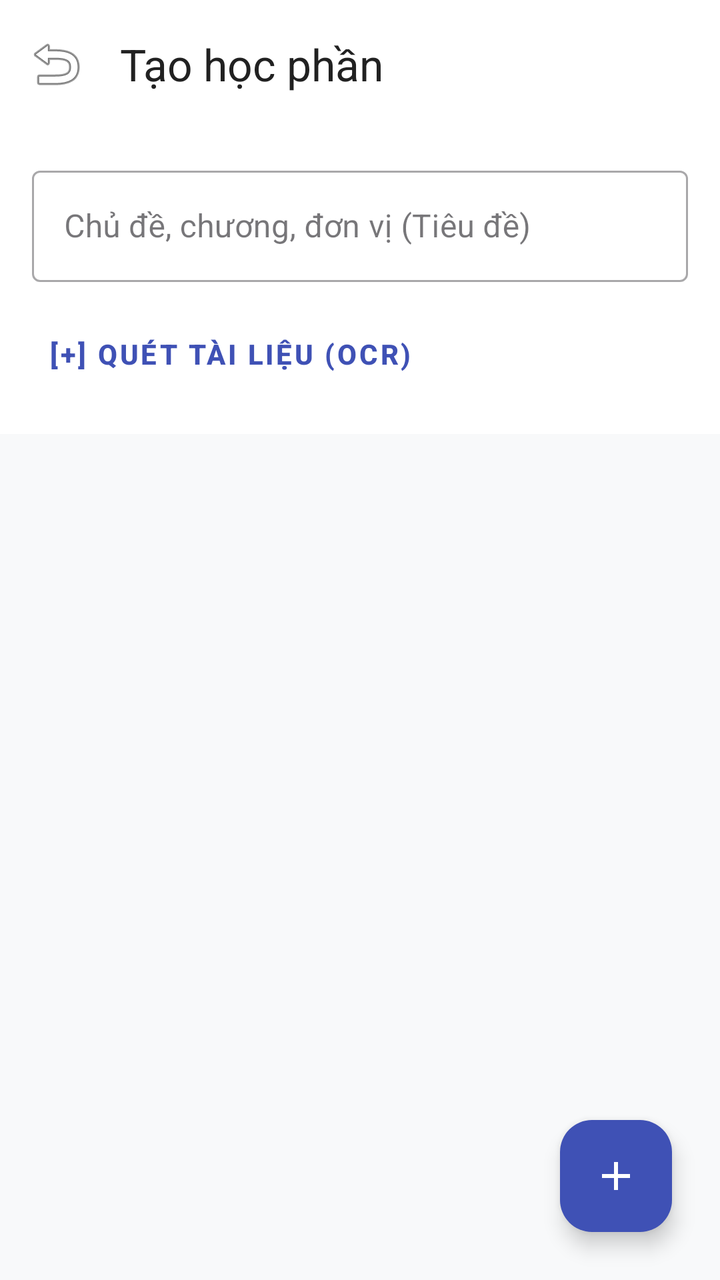
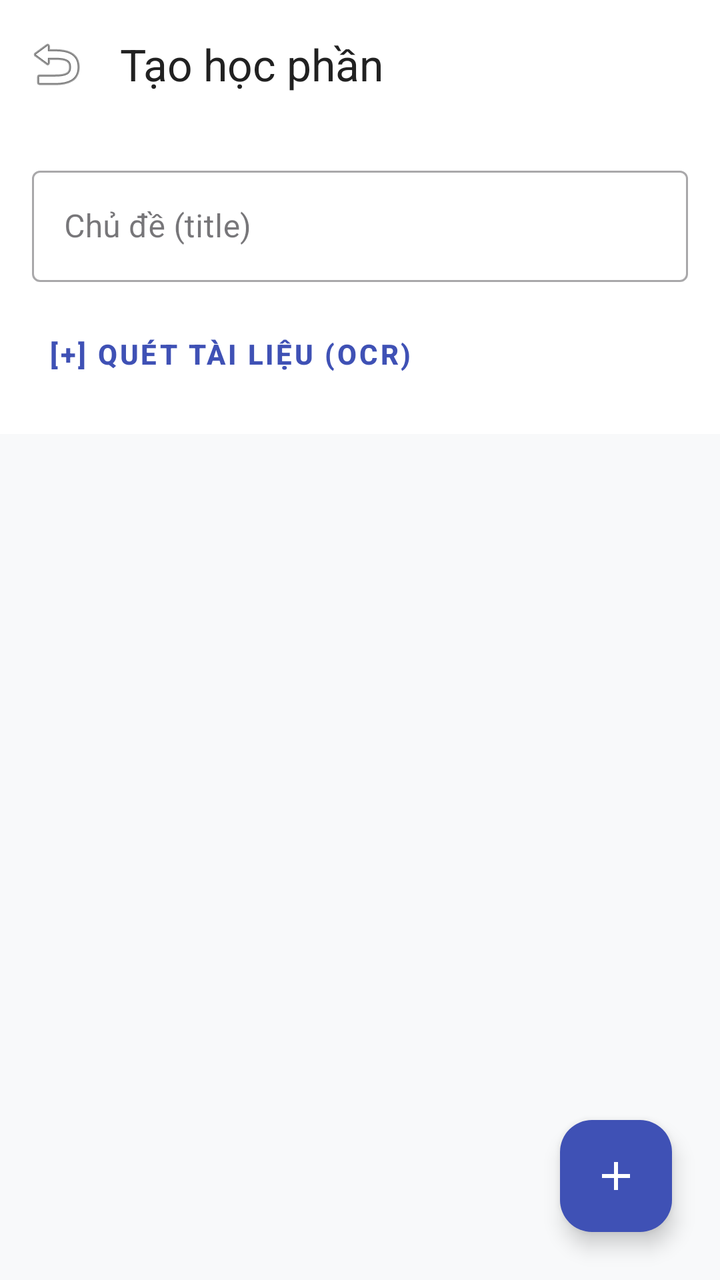

Before-and-after screenshots of an Android layout around one commit, followed by the original layout XML and the change that was made.
<!-- AndroidManifest.xml: application theme Theme.FlashcardApp -->
<!-- res/layout/activity_create_deck.xml -->
<?xml version="1.0" encoding="utf-8"?>
<RelativeLayout
    xmlns:android="http://schemas.android.com/apk/res/android"
    xmlns:app="http://schemas.android.com/apk/res-auto"
    android:layout_width="match_parent"
    android:layout_height="match_parent"
    android:fitsSystemWindows="true" android:background="#F8F9FA">

    <com.google.android.material.appbar.MaterialToolbar
        android:id="@+id/toolbarCreate"
        android:layout_width="match_parent"
        android:layout_height="?attr/actionBarSize"
        android:background="#FFFFFF"
        app:title="Tạo học phần"
        app:titleTextColor="#212121"
        app:navigationIcon="@android:drawable/ic_menu_revert"
        app:elevation="2dp"/>

    <LinearLayout
        android:id="@+id/lnHeaderInput"
        android:layout_width="match_parent"
        android:layout_height="wrap_content"
        android:layout_below="@id/toolbarCreate"
        android:orientation="vertical"
        android:padding="16dp"
        android:background="#FFFFFF">

        <com.google.android.material.textfield.TextInputLayout
            android:layout_width="match_parent"
            android:layout_height="wrap_content"
            android:layout_marginBottom="12dp"
            style="@style/Widget.MaterialComponents.TextInputLayout.OutlinedBox">
            <com.google.android.material.textfield.TextInputEditText
                android:id="@+id/edtDeckTitle"
                android:layout_width="match_parent"
                android:layout_height="wrap_content"
                android:hint="Chủ đề, chương, đơn vị (Tiêu đề)"/>
        </com.google.android.material.textfield.TextInputLayout>

        <Button
            android:id="@+id/btnGlobalOcrScan"
            style="@style/Widget.MaterialComponents.Button.TextButton"
            android:layout_width="wrap_content"
            android:layout_height="wrap_content"
            android:text="[+] Quét tài liệu (OCR)"
            android:textColor="#3F51B5"
            android:textStyle="bold"/>
    </LinearLayout>

    <androidx.recyclerview.widget.RecyclerView
        android:id="@+id/rvCreateCards"
        android:layout_width="match_parent"
        android:layout_height="match_parent"
        android:layout_below="@id/lnHeaderInput"
        android:paddingBottom="88dp"
        android:clipToPadding="false"/>

    <com.google.android.material.floatingactionbutton.FloatingActionButton
        android:id="@+id/fabAddCardSlot"
        android:layout_width="wrap_content"
        android:layout_height="wrap_content"
        android:layout_alignParentBottom="true"
        android:layout_alignParentEnd="true"
        android:layout_margin="24dp"
        android:src="@drawable/ic_add"
        android:backgroundTint="#3F51B5"
        app:tint="#FFFFFF"
        app:fabSize="normal"
        android:contentDescription="Thêm thẻ bằng tay"/>

</RelativeLayout>
<!-- resources referenced by this layout -->
<resources>
  <!-- drawable ic_add (drawable) -->
  <vector xmlns:android="http://schemas.android.com/apk/res/android" android:height="24dp" android:tint="#000000" android:viewportHeight="960" android:viewportWidth="960" android:width="24dp">
        
      <path android:fillColor="@android:color/white" android:pathData="M440,520L200,520L200,440L440,440L440,200L520,200L520,440L760,440L760,520L520,520L520,760L440,760L440,520Z"/>
      
  </vector>
  <style name="Theme.FlashcardApp" parent="Base.Theme.FlashcardApp" />
  <style name="Base.Theme.FlashcardApp" parent="Theme.Material3.DayNight.NoActionBar">
          
          
      </style>
</resources>

<!-- the commit's change to res/layout/activity_create_deck.xml (unified diff, before → after) -->
@@ -34,7 +34,7 @@
                 android:id="@+id/edtDeckTitle"
                 android:layout_width="match_parent"
                 android:layout_height="wrap_content"
-                android:hint="Chủ đề, chương, đơn vị (Tiêu đề)"/>
+                android:hint="Chủ đề (title)"/>
         </com.google.android.material.textfield.TextInputLayout>
 
         <Button
@@ -66,6 +66,6 @@
         android:backgroundTint="#3F51B5"
         app:tint="#FFFFFF"
         app:fabSize="normal"
-        android:contentDescription="Thêm thẻ bằng tay"/>
+        android:contentDescription="Thêm thẻ thủ công"/>
 
 </RelativeLayout>
